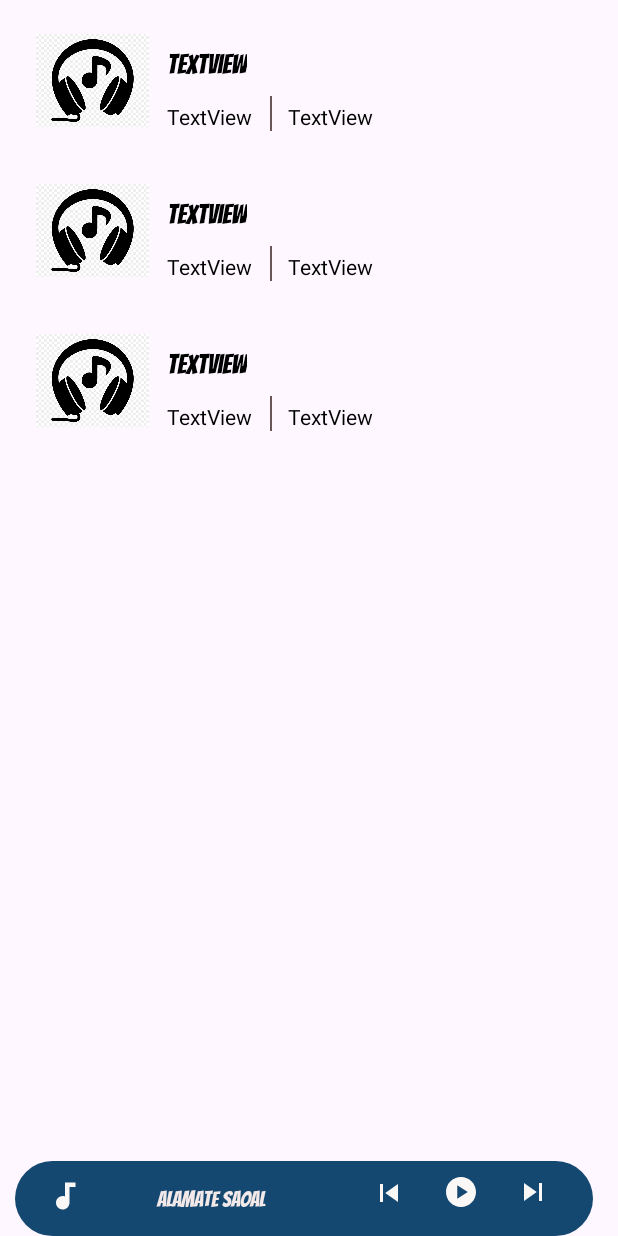
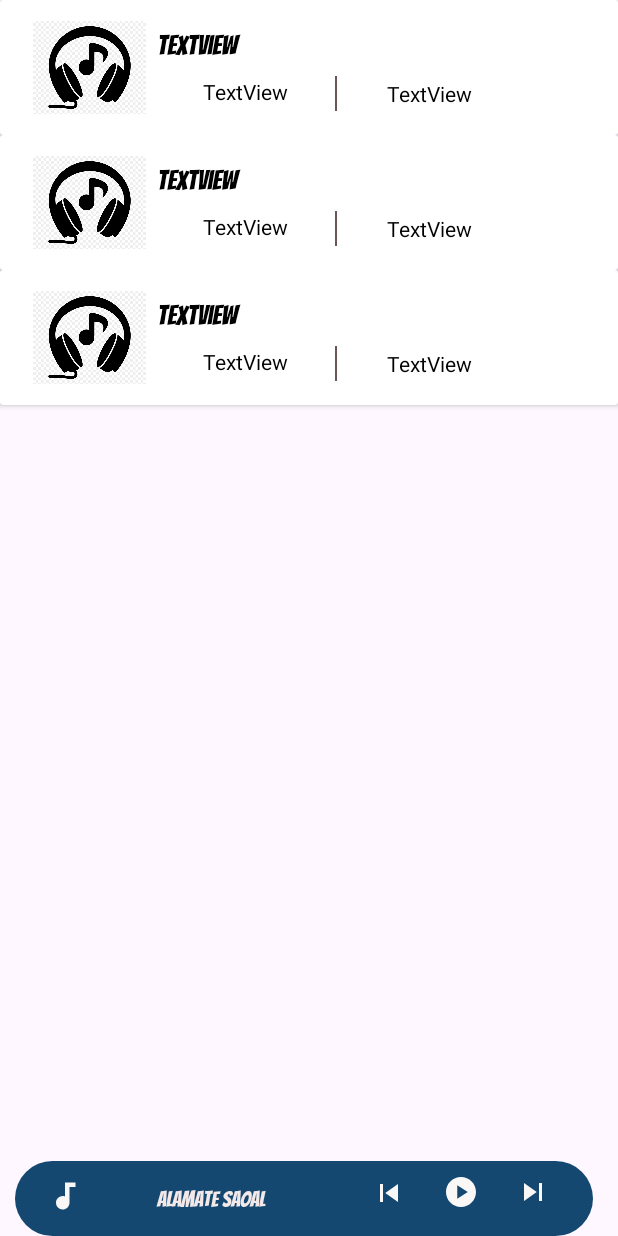
Before and after one commit to ata-mvssghi/musicPlayer-ExoPlayer, an Android app: the layout fragment_preview.xml on its own in the app's theme, with its tools: preview values and no code run, on a phone screen of 412 x 824 dp. Run offline under Robolectric (Android 15) with nearby library versions, the phone set to English and light mode, and no system bars.

Commit message:
album and singer text got ok and some ui changes applied

```diff
--- a/app/src/main/java/com/example/muiscplayerproject/PreviewFragment.kt
+++ b/app/src/main/java/com/example/muiscplayerproject/PreviewFragment.kt
@@ -179,7 +179,9 @@ class PreviewFragment : Fragment(), OnItemClickListener {
             MediaStore.Audio.Media.DISPLAY_NAME,
             MediaStore.Audio.Media.DURATION,
             MediaStore.Audio.Media.SIZE,
-            MediaStore.Audio.Media.ALBUM_ID
+            MediaStore.Audio.Media.ALBUM_ID,
+            MediaStore.Audio.Media.ALBUM,
+            MediaStore.Audio.Media.ARTIST
         )
 
         //sort order
@@ -196,8 +198,10 @@ class PreviewFragment : Fragment(), OnItemClickListener {
                 val durationColumn: Int =
                     cursor.getColumnIndexOrThrow(MediaStore.Audio.Media.DURATION)
                 val sizeColumn: Int = cursor.getColumnIndexOrThrow(MediaStore.Audio.Media.SIZE)
-                val albumIdColumn: Int =
+                val albumIDColumn: Int =
                     cursor.getColumnIndexOrThrow(MediaStore.Audio.Media.ALBUM_ID)
+                val  albumNameColumn:Int=cursor.getColumnIndexOrThrow(MediaStore.Audio.Media.ALBUM)
+                val singerName:Int=cursor.getColumnIndexOrThrow(MediaStore.Audio.Media.ARTIST)
 
                 //getting the values
                 while (cursor.moveToNext()) {
@@ -206,7 +210,9 @@ class PreviewFragment : Fragment(), OnItemClickListener {
                     var name: String = cursor.getString(nameColumn)
                     val duration: Int = cursor.getInt(durationColumn)
                     val size: Int = cursor.getInt(sizeColumn)
-                    val albumId: Long = cursor.getLong(albumIdColumn)
+                    val albumID: Long = cursor.getLong(albumIDColumn)
+                    val albumName:String=cursor.getString(albumNameColumn)
+                    val artistName:String=cursor.getString(singerName)
 
                     //song uri
                     val uri =
@@ -215,14 +221,14 @@ class PreviewFragment : Fragment(), OnItemClickListener {
                     //album art uri
                     val albumartUri = ContentUris.withAppendedId(
                         Uri.parse("content://media/external/audio/albumart"),
-                        albumId
+                        albumID
                     )
 
                     //remove .mp3 extension on song's name
                     name = name.substring(0, name.lastIndexOf("."))
 
                     //song item
-                    val song = Song(id, uri, name, duration, size, albumId, albumartUri)
+                    val song = Song(id, uri, name, duration, size, albumID,albumName, albumartUri,artistName)
                     //add song to songs list
                     songs.add(song)
                     Log.i("music", "does these call again each time?")
--- a/app/src/main/java/com/example/muiscplayerproject/adapter/SongAdapter.kt
+++ b/app/src/main/java/com/example/muiscplayerproject/adapter/SongAdapter.kt
@@ -28,7 +28,8 @@ class SongAdapter(
     inner class SongViewHolder(private val binding: MusicItemBinding):RecyclerView.ViewHolder(binding.root){
         fun bind(song:Song){
             binding.songName.text=song.name
-            binding.album.text=song.albumId.toString()
+            binding.album.text=song.albumName
+            binding.singer.text=song.singer
 
             //album art
             val albumartUri:Uri? = song.albumartUri
--- a/app/src/main/java/com/example/muiscplayerproject/model/Song.kt
+++ b/app/src/main/java/com/example/muiscplayerproject/model/Song.kt
@@ -11,5 +11,7 @@ data class Song    //constructor
     var duration: Int,
     var size: Int,
     var albumId: Long,
-    var albumartUri: Uri?
+    var albumName:String,
+    var albumartUri: Uri?,
+    var singer:String
 )
--- a/app/src/main/res/layout/music_item.xml
+++ b/app/src/main/res/layout/music_item.xml
@@ -1,62 +1,79 @@
 <?xml version="1.0" encoding="utf-8"?>
-<androidx.constraintlayout.widget.ConstraintLayout xmlns:android="http://schemas.android.com/apk/res/android"
+
+    <androidx.cardview.widget.CardView
+        xmlns:tools="http://schemas.android.com/tools"
+        xmlns:android="http://schemas.android.com/apk/res/android"
         xmlns:app="http://schemas.android.com/apk/res-auto"
-    xmlns:tools="http://schemas.android.com/tools"
+        android:id="@+id/cardView"
         android:layout_width="match_parent"
-    android:layout_height="100dp">
+        android:layout_height="wrap_content"
+        app:layout_constraintEnd_toEndOf="parent"
+        app:layout_constraintStart_toStartOf="parent"
+        app:layout_constraintTop_toTopOf="parent">
+
+        <RelativeLayout
+            android:id="@+id/relativeLayout"
+            android:layout_width="match_parent"
+            android:layout_height="match_parent">
+
+            <TextView
+                android:id="@+id/album"
+                android:layout_width="100dp"
+                android:layout_height="wrap_content"
+                android:layout_below="@+id/songName"
+                android:layout_marginStart="11dp"
+                android:layout_marginTop="9dp"
+                android:layout_toEndOf="@+id/seprator"
+                android:text="TextView"
+                android:textAlignment="center"
+                android:textColor="@color/black" />
+
+            <View
+                android:id="@+id/seprator"
+                android:layout_width="1dp"
+                android:layout_height="23dp"
+                android:layout_below="@+id/songName"
+                android:layout_marginStart="10dp"
+                android:layout_marginTop="7dp"
+                android:layout_toEndOf="@+id/singer"
+                android:background="#6A5656" />
+
+            <TextView
+                android:id="@+id/singer"
+                android:layout_width="100dp"
+                android:layout_height="wrap_content"
+                android:layout_below="@+id/songName"
+                android:layout_marginStart="16dp"
+                android:layout_marginTop="8dp"
+                android:layout_toEndOf="@+id/songImage"
+                android:text="TextView"
+                android:textAlignment="center"
+                android:textColor="@color/black" />
 
             <ImageView
                 android:id="@+id/songImage"
                 android:layout_width="75dp"
                 android:layout_height="75dp"
-        android:layout_marginStart="24dp"
-        android:layout_marginTop="16dp"
-        app:layout_constraintStart_toStartOf="parent"
-        app:layout_constraintTop_toTopOf="parent"
+                android:layout_alignParentStart="true"
+                android:layout_alignParentTop="true"
+                android:layout_marginStart="22dp"
+                android:layout_marginTop="7dp"
+                android:layout_marginBottom="7dp"
                 app:srcCompat="@drawable/music" />
 
             <TextView
                 android:id="@+id/songName"
+                android:layout_width="275dp"
+                android:layout_height="wrap_content"
+                android:layout_alignParentTop="true"
+                android:layout_marginStart="7dp"
+                android:layout_marginTop="11dp"
+                android:layout_toEndOf="@+id/songImage"
                 android:fontFamily="@font/bangers_regular"
-        android:layout_width="wrap_content"
-        android:layout_height="wrap_content"
-        android:layout_marginStart="12dp"
-        android:layout_marginTop="24dp"
                 android:text="TextView"
+                android:textAlignment="viewStart"
                 android:textColor="@color/black"
-        android:textSize="18dp"
-        app:layout_constraintStart_toEndOf="@+id/songImage"
-        app:layout_constraintTop_toTopOf="parent" />
+                android:textSize="18dp" />
+        </RelativeLayout>
 
-    <TextView
-        android:id="@+id/singer"
-        android:layout_width="wrap_content"
-        android:layout_height="wrap_content"
-        android:layout_marginStart="12dp"
-        android:layout_marginTop="12dp"
-        android:text="TextView"
-        android:textColor="@color/black"
-        app:layout_constraintStart_toEndOf="@+id/songImage"
-        app:layout_constraintTop_toBottomOf="@+id/songName" />
-
-    <View
-        android:layout_width="1dp"
-        android:layout_height="23dp"
-        android:layout_marginTop="8dp"
-        android:background="#6A5656"
-        app:layout_constraintEnd_toStartOf="@+id/album"
-        app:layout_constraintHorizontal_bias="0.521"
-        app:layout_constraintStart_toEndOf="@+id/singer"
-        app:layout_constraintTop_toBottomOf="@+id/songName" />
-
-    <TextView
-        android:id="@+id/album"
-        android:layout_width="wrap_content"
-        android:layout_height="wrap_content"
-        android:layout_marginStart="24dp"
-        android:layout_marginTop="12dp"
-        android:text="TextView"
-        android:textColor="@color/black"
-        app:layout_constraintStart_toEndOf="@+id/singer"
-        app:layout_constraintTop_toBottomOf="@+id/songName" />
-</androidx.constraintlayout.widget.ConstraintLayout>
+    </androidx.cardview.widget.CardView>
```
Lines whose indentation alone changed are shown as unchanged.
